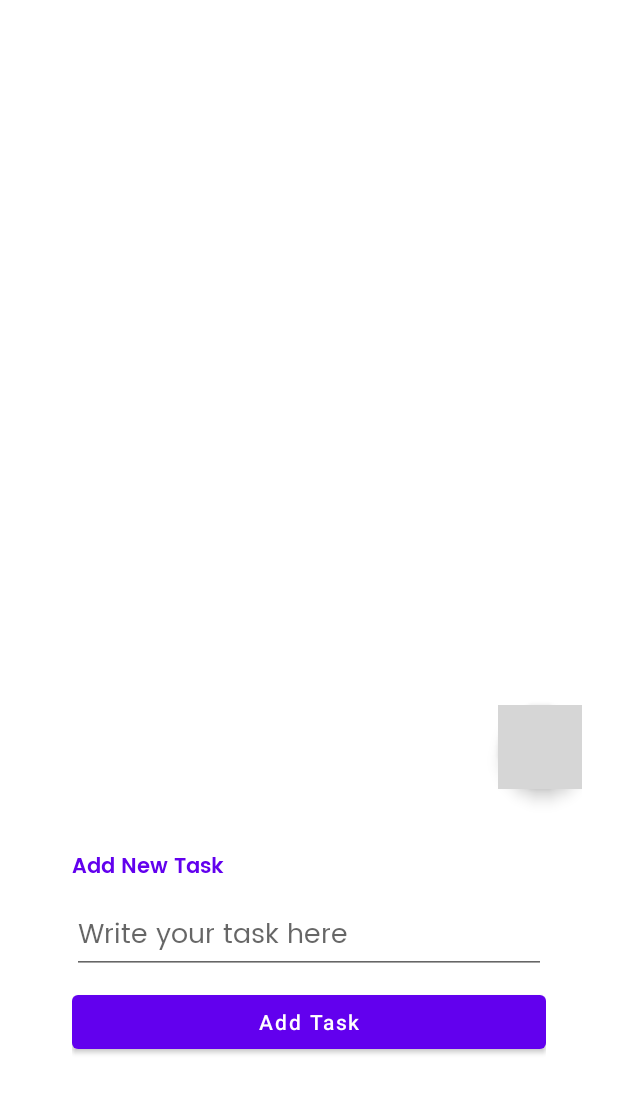
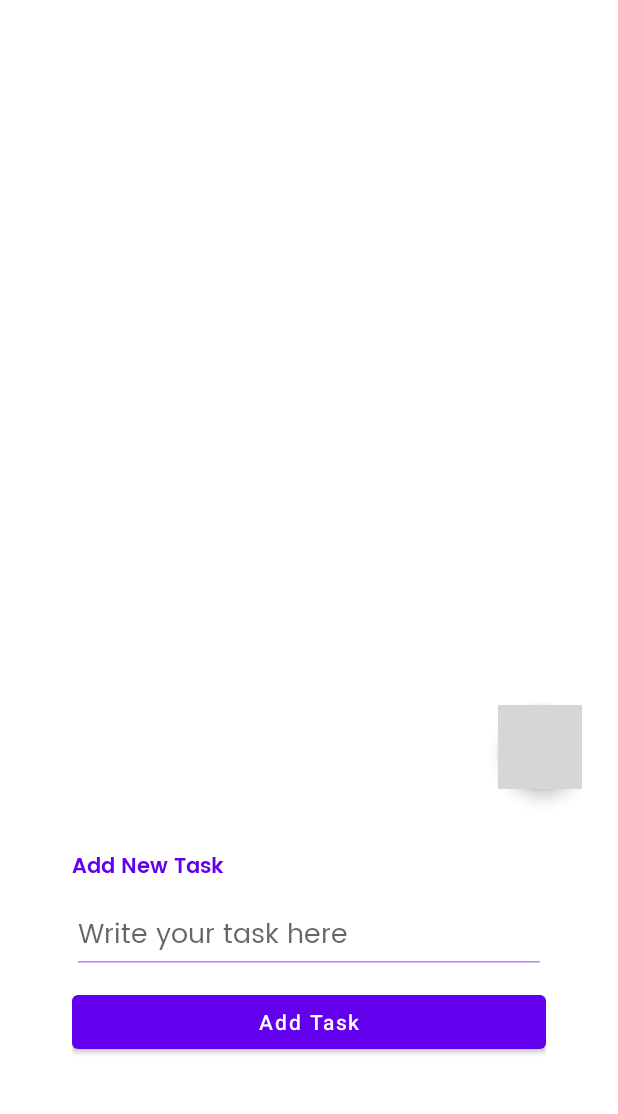
Before and after one commit to KevinNathanaelTaufiek/My-ToDo-List, an Android app: the screen it shows after launch (MainActivity), after a tap on an icon or button, on a phone screen of 412 x 824 dp, the part 106-1220 px from its top. Run offline under Robolectric (Android 15) with nearby library versions, the phone set to English and light mode, and no system bars; grey boxes are pictures that could not be loaded.

Commit message:
new edit text theme

```diff
--- a/app/src/main/res/layout/activity_main.xml
+++ b/app/src/main/res/layout/activity_main.xml
@@ -71,6 +71,7 @@
             android:ems="10"
             android:fontFamily="@font/poppins"
             android:hint="Write your task here"
+            android:theme="@style/EditTextTheme"
             android:inputType="text"
             app:layout_constraintEnd_toEndOf="parent"
             app:layout_constraintStart_toStartOf="parent"
--- a/app/src/main/res/values/themes.xml
+++ b/app/src/main/res/values/themes.xml
@@ -13,4 +13,10 @@
         <item name="android:statusBarColor" tools:targetApi="l">?attr/colorPrimaryVariant</item>
         <!-- Customize your theme here. -->
     </style>
+
+    <style name="EditTextTheme" parent="Theme.AppCompat.Light.DarkActionBar">
+        <item name="colorControlNormal">@color/purple_200</item>
+        <item name="colorControlActivated">@color/purple_500</item>
+        <item name="colorControlHighlight">@color/purple_700</item>
+    </style>
 </resources>
```
